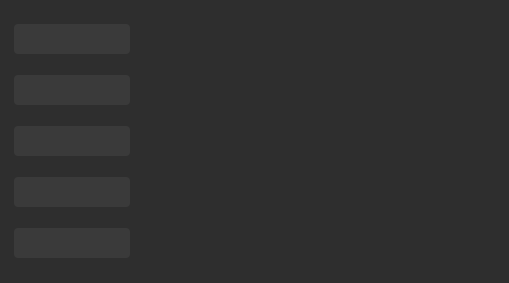
This is pages.ui in Himesh-boop/Stock-Market-Simulator as Qt 5 draws it before an edit. The edited form follows.
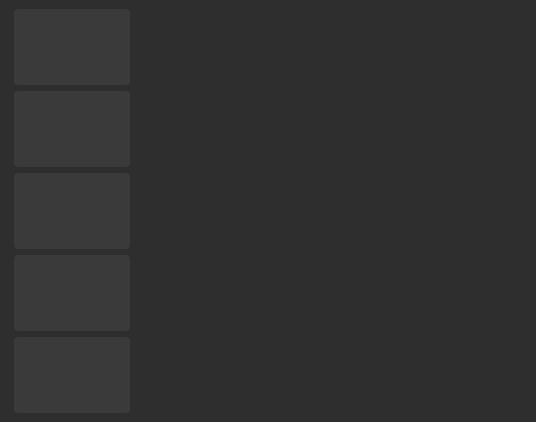
This is the edited form. Icons and pictures are not drawn.

Patch:
```diff
--- a/pages.ui
+++ b/pages.ui
@@ -6,8 +6,8 @@
    <rect>
     <x>0</x>
     <y>0</y>
-    <width>509</width>
-    <height>283</height>
+    <width>536</width>
+    <height>408</height>
    </rect>
   </property>
   <property name="windowTitle">
@@ -74,6 +74,7 @@
     min-width: 100px;
     max-width: 100px;
     margin: 0px;
+	min-height: 60px;
 }
 
 QPushButton:hover {
@@ -87,7 +88,7 @@
 QPushButton:checked {
     background-color: #707070;
     margin-left: 20px;
-    margin-right: -10px; /* Keeps layout from shifting */
+    margin-right: -20px; /* Keeps layout from shifting */
     font-weight: bold;
     border-left: 4px solid #E0E0E0;
 }
@@ -293,6 +294,20 @@
         <verstretch>0</verstretch>
        </sizepolicy>
       </property>
+      <layout class="QVBoxLayout" name="verticalLayout_2">
+       <item>
+        <widget class="QStackedWidget" name="stackedWidget">
+         <property name="currentIndex">
+          <number>2</number>
+         </property>
+         <widget class="QWidget" name="PortfolioPage"/>
+         <widget class="QWidget" name="CashPage"/>
+         <widget class="QWidget" name="CandleSTickPage"/>
+         <widget class="QWidget" name="HistoryPage"/>
+         <widget class="QWidget" name="NewsPage"/>
+        </widget>
+       </item>
+      </layout>
      </widget>
     </item>
    </layout>
```
Left out of the diff: 24 changed lines with no effect on the pictures.
